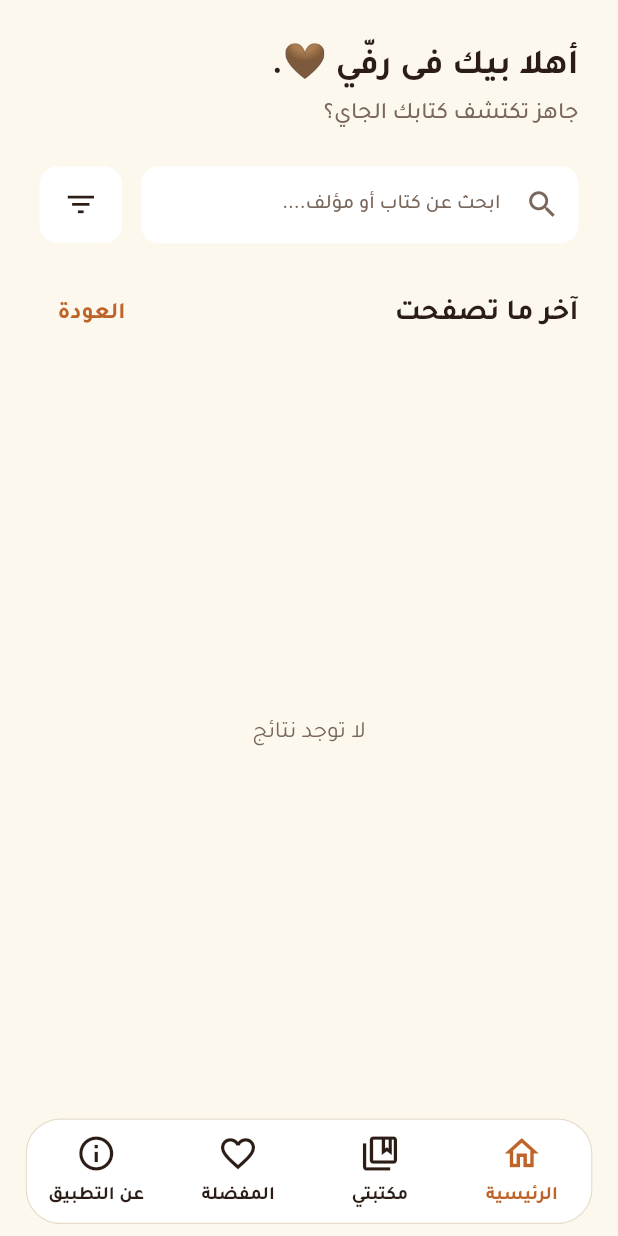
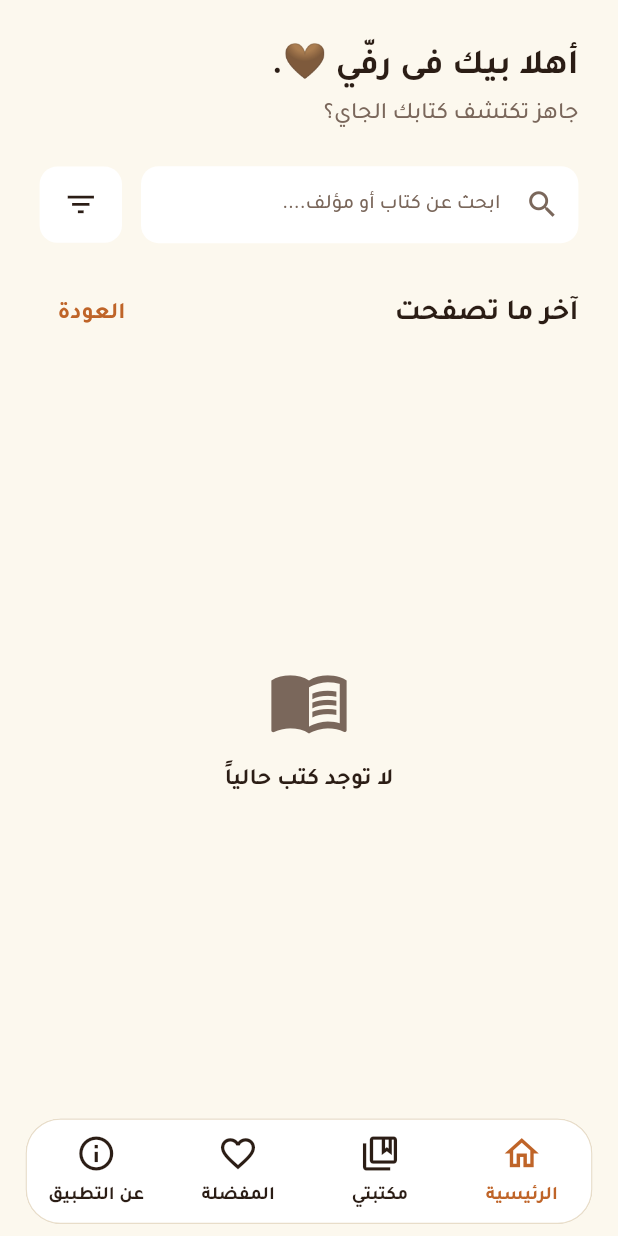
Before and after one commit to ahmedwaliid309/Library-Management-Book-Catalog-App, a Flutter app: the SearchScreen screen opened by its route, on a phone screen of 412 x 824 dp. Run offline on Flutter 3.47's test engine with Material 3 defaults, Android fonts, the phone set to English and light mode, and no system bars; our stand-ins replace cached_network_image, flutter_screenutil, flutter_svg, go_router, shared_preferences; accounts and stored records are empty; network calls fail.

Commit message:
final search

```diff
--- a/lib/features/search/search_screen.dart
+++ b/lib/features/search/search_screen.dart
@@ -1,3 +1,5 @@
+import 'dart:async';
+
 import 'package:flutter/material.dart';
 import 'package:flutter_screenutil/flutter_screenutil.dart';
 import 'package:go_router/go_router.dart';
@@ -20,6 +22,13 @@ class SearchScreen extends StatefulWidget {
 }
 
 class _SearchScreenState extends State<SearchScreen> {
+  static const _debounceDuration = Duration(milliseconds: 500);
+
+  final _controller = TextEditingController();
+  Timer? _debounce;
+
+  /// الكلمة اللي بتتبحث دلوقتي. فاضية = كتب القسم الافتراضية.
+  String _query = '';
   late Future<List<Book>> _booksFuture;
 
   OutlineInputBorder get _noBorder => OutlineInputBorder(
@@ -30,16 +39,64 @@ class _SearchScreenState extends State<SearchScreen> {
   @override
   void initState() {
     super.initState();
-    // الطلب بيبدأ مرة واحدة هنا
-    _booksFuture = _load();
+    _booksFuture = _load(); // الطلب الأول مرة واحدة
   }
+
+  @override
+  void dispose() {
+    _debounce?.cancel();
+    _controller.dispose();
+    super.dispose();
+  }
+
+  // TODO: "آخر ما تصفحت" تيجي من HistoryProvider (سارة) لما يجهز
+  String get _defaultQuery =>
+      widget.section == BookSection.recent ? 'روايات' : 'أدب';
 
   Future<List<Book>> _load() {
     final repo = context.read<BookRepository>();
-    // مؤقتاً: كلمة بحث لكل قسم، لحد ما نحدد المنطق النهائي
-    final query =
-        widget.section == BookSection.recent ? 'روايات' : 'الأمير الصغير';
-    return repo.search(query);
+    return repo.search(_query.isEmpty ? _defaultQuery : _query);
+  }
+
+  // مع كل حرف، بس الطلب مش بيتبعت غير بعد ما المستخدم يوقف كتابة نص ثانية
+  void _onChanged(String value) {
+    _debounce?.cancel();
+    _debounce = Timer(_debounceDuration, () {
+      if (mounted) _runSearch(value);
+    });
+    setState(() {}); // عشان زر المسح يظهر ويختفي
+  }
+
+  // زر البحث على الكيبورد: يبحث فوراً
+  void _onSubmitted(String value) {
+    _debounce?.cancel();
+    _runSearch(value);
+  }
+
+  void _runSearch(String value) {
+    final q = value.trim();
+    if (q == _query) return; // نفس الكلمة، مفيش داعي لطلب جديد
+    setState(() {
+      _query = q;
+      _booksFuture = _load();
+    });
+  }
+
+  void _clear() {
+    _controller.clear();
+    _debounce?.cancel();
+    _runSearch('');
+    setState(() {});
+  }
+
+  void _retry() => setState(() => _booksFuture = _load());
+
+  void _goBack() {
+    if (context.canPop()) {
+      context.pop();
+    } else {
+      context.go(AppRoutes.home);
+    }
   }
 
   @override
@@ -78,6 +135,10 @@ class _SearchScreenState extends State<SearchScreen> {
                 children: [
                   Expanded(
                     child: TextField(
+                      controller: _controller,
+                      onChanged: _onChanged,
+                      onSubmitted: _onSubmitted,
+                      textInputAction: TextInputAction.search,
                       decoration: InputDecoration(
                         filled: true,
                         fillColor: AppColors.surface,
@@ -93,6 +154,16 @@ class _SearchScreenState extends State<SearchScreen> {
                           color: AppColors.textSecondary,
                           size: 24.sp,
                         ),
+                        suffixIcon: _controller.text.isEmpty
+                            ? null
+                            : IconButton(
+                                icon: Icon(
+                                  Icons.close,
+                                  color: AppColors.textSecondary,
+                                  size: 20.sp,
+                                ),
+                                onPressed: _clear,
+                              ),
                         border: _noBorder,
                         enabledBorder: _noBorder,
                         focusedBorder: _noBorder,
@@ -105,7 +176,9 @@ class _SearchScreenState extends State<SearchScreen> {
                     borderRadius: BorderRadius.circular(12.r),
                     child: InkWell(
                       borderRadius: BorderRadius.circular(12.r),
-                      onTap: () {},
+                      onTap: () {
+                        // TODO: فتح Bottom Sheet الفلتر (شغل معاذ)
+                      },
                       child: SizedBox(
                         width: 52.w,
                         height: 52.h,
@@ -122,12 +195,12 @@ class _SearchScreenState extends State<SearchScreen> {
 
               SizedBox(height: 24.h),
 
-              // عنوان القسم وزر العودة
+              // العنوان وزر العودة
               Row(
                 mainAxisAlignment: MainAxisAlignment.spaceBetween,
                 children: [
                   Text(
-                    widget.section.title,
+                    _query.isEmpty ? widget.section.title : 'نتائج البحث',
                     style: TextStyle(
                       color: AppColors.textPrimary,
                       fontSize: 20.sp,
@@ -136,7 +209,7 @@ class _SearchScreenState extends State<SearchScreen> {
                     ),
                   ),
                   TextButton(
-                    onPressed: () => context.pop(),
+                    onPressed: _goBack,
                     child: Text(
                       'العودة',
                       style: TextStyle(
@@ -150,30 +223,51 @@ class _SearchScreenState extends State<SearchScreen> {
                 ],
               ),
 
-              SizedBox(height: 24.h),
+              SizedBox(height: 16.h),
 
-              // شبكة الكتب (تحميل / لا نتائج / نتائج)
-              Expanded(
-                child: FutureBuilder<List<Book>>(
-                  future: _booksFuture,
-                  builder: (context, snapshot) {
-                    if (snapshot.connectionState == ConnectionState.waiting) {
-                      return const Center(child: CircularProgressIndicator());
-                    }
-                    final books = snapshot.data ?? [];
-                    if (books.isEmpty) {
-                      return Center(
-                        child: Text(
-                          'لا توجد نتائج',
-                          style: TextStyle(
-                            color: AppColors.textSecondary,
-                            fontSize: 16.sp,
-                            fontFamily: AppTheme.fontFamily,
+              Expanded(child: _buildResults()),
+            ],
+          ),
         ),
       ),
     );
   }
+
+  // تحميل / خطأ / لا نتايج / النتايج
+  Widget _buildResults() {
+    return FutureBuilder<List<Book>>(
+      future: _booksFuture,
+      builder: (context, snapshot) {
+        if (snapshot.connectionState == ConnectionState.waiting) {
+          return _StatusView(
+            loading: true,
+            title: _query.isEmpty
+                ? 'جاري تحميل الكتب...'
+                : 'جاري البحث عن "$_query"...',
+          );
+        }
+
+        if (snapshot.hasError) {
+          return _StatusView(
+            icon: Icons.wifi_off_rounded,
+            title: 'تعذر تحميل البيانات',
+            message: 'تأكد من اتصالك بالإنترنت وحاول مرة أخرى',
+            onRetry: _retry,
+          );
+        }
+
+        final books = snapshot.data ?? [];
+        if (books.isEmpty) {
+          return _StatusView(
+            icon: Icons.menu_book_outlined,
+            title: _query.isEmpty
+                ? 'لا توجد كتب حالياً'
+                : 'لا توجد نتائج لـ "$_query"',
+          );
+        }
+
         return GridView.builder(
+          keyboardDismissBehavior: ScrollViewKeyboardDismissBehavior.onDrag,
           itemCount: books.length,
           gridDelegate: SliverGridDelegateWithFixedCrossAxisCount(
             crossAxisCount: 2,
@@ -187,16 +281,77 @@ class _SearchScreenState extends State<SearchScreen> {
               title: book.title,
               author: book.author,
               coverAsset: book.coverAsset,
-                          onTap: () =>
-                              context.push(AppRoutes.bookPath(book.id)),
+              onTap: () => context.push(AppRoutes.bookPath(book.id)),
             );
           },
         );
       },
+    );
+  }
+}
+
+/// شاشة حالة موحدة (تحميل / خطأ / فاضية) لحد ما نستخدم ويدجتس إيمان المشتركة.
+class _StatusView extends StatelessWidget {
+  const _StatusView({
+    required this.title,
+    this.message,
+    this.icon,
+    this.loading = false,
+    this.onRetry,
+  });
+
+  final String title;
+  final String? message;
+  final IconData? icon;
+  final bool loading;
+  final VoidCallback? onRetry;
+
+  @override
+  Widget build(BuildContext context) {
+    return Center(
+      child: Padding(
+        padding: EdgeInsets.symmetric(horizontal: 24.w),
+        child: Column(
+          mainAxisSize: MainAxisSize.min,
+          children: [
+            if (loading)
+              const CircularProgressIndicator(color: AppColors.primary)
+            else if (icon != null)
+              Icon(icon, size: 56.sp, color: AppColors.textSecondary),
+            SizedBox(height: 16.h),
+            Text(
+              title,
+              textAlign: TextAlign.center,
+              style: TextStyle(
+                fontFamily: AppTheme.fontFamily,
+                fontSize: 16.sp,
+                fontWeight: FontWeight.w700,
+                color: AppColors.textPrimary,
+              ),
+            ),
+            if (message != null) ...[
+              SizedBox(height: 8.h),
+              Text(
+                message!,
+                textAlign: TextAlign.center,
+                style: TextStyle(
+                  fontFamily: AppTheme.fontFamily,
+                  fontSize: 14.sp,
+                  color: AppColors.textSecondary,
                 ),
               ),
             ],
+            if (onRetry != null) ...[
+              SizedBox(height: 20.h),
+              SizedBox(
+                width: 200.w,
+                child: ElevatedButton(
+                  onPressed: onRetry,
+                  child: const Text('إعادة المحاولة'),
                 ),
+              ),
+            ],
+          ],
         ),
       ),
     );
```
Lines whose indentation alone changed are shown as unchanged.
